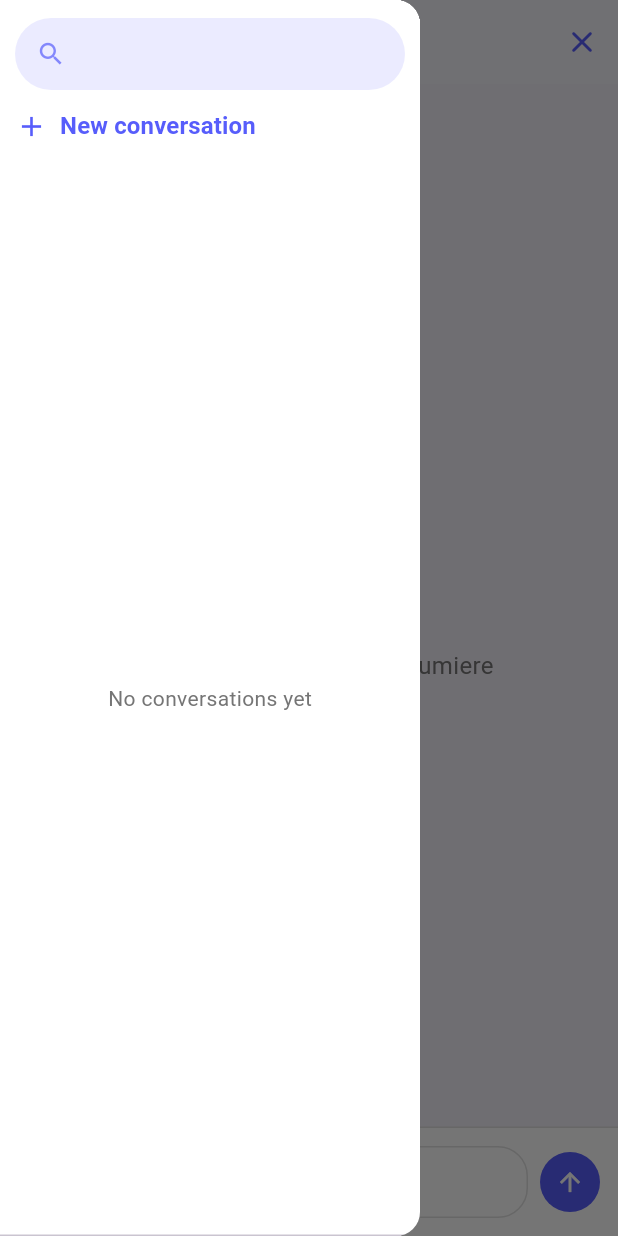
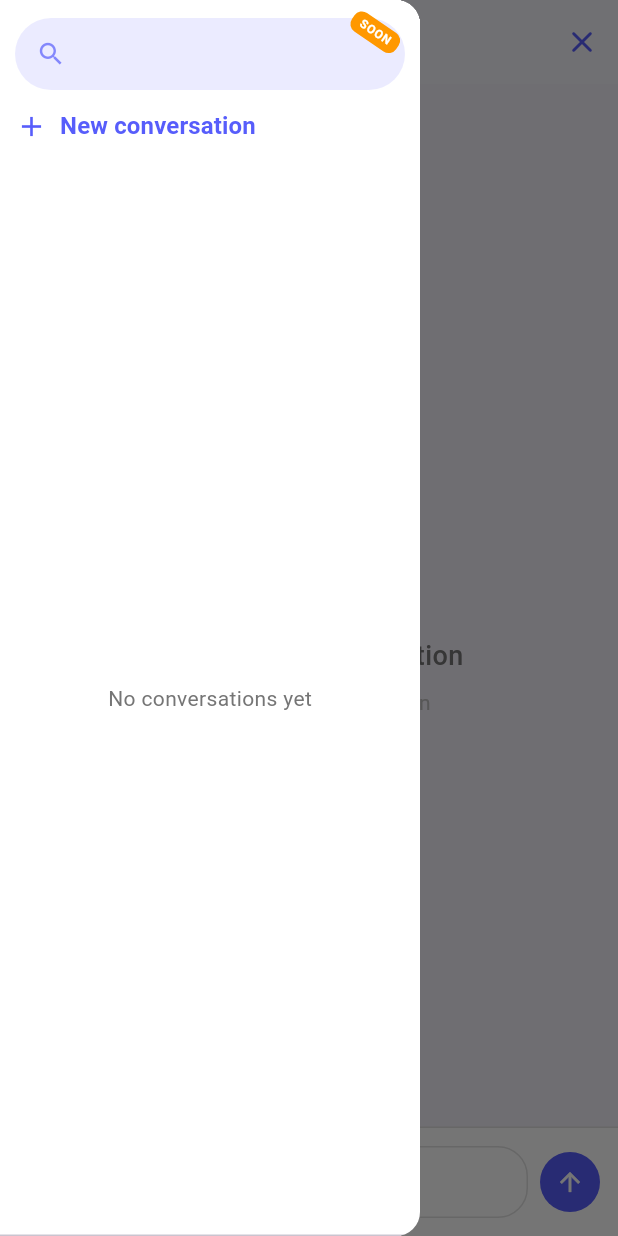
Before and after one commit to tttduong/flutter_reminder, a Flutter app: the ChatPage screen opened directly, in the side drawer, after a tap on the "add" icon, on a phone screen of 412 x 824 dp. Run offline on Flutter 3.47's test engine with Material 3 defaults, Android fonts, the phone set to English and light mode, and no system bars; our stand-ins replace cookie_jar, dash_chat_2, dio, dio_cookie_manager, firebase_core, firebase_messaging and 9 more; accounts and stored records are empty; network calls fail.

Commit message:
update chat

```diff
--- a/client/lib/controller/conversation_controller.dart
+++ b/client/lib/controller/conversation_controller.dart
@@ -8,6 +8,7 @@ class ConversationController extends GetxController {
 
   var currentConversationId = Rxn<String>(); // Nullable String
   var isNewConversation = true.obs;
+  var isDraftMode = true.obs;
   Future<void> fetchConversations() async {
     try {
       isLoading.value = true;
@@ -28,9 +29,13 @@ class ConversationController extends GetxController {
   }
 
   // ✅ Helper method để reset về new conversation
+  // void resetToNewConversation() {
+  //   currentConversationId.value = null;
+  //   isNewConversation.value = true;
+  //   print("🆕 Reset to new conversation");
+  // }
   void resetToNewConversation() {
     currentConversationId.value = null;
-    isNewConversation.value = true;
-    print("🆕 Reset to new conversation");
+    isDraftMode.value = true;
   }
 }
--- a/client/lib/ui/screens/chat.dart
+++ b/client/lib/ui/screens/chat.dart
@@ -8,50 +8,195 @@ import 'package:flutter_to_do_app/ui/widgets/chat_message_list.dart';
 import 'package:flutter_to_do_app/ui/widgets/mode_selector_bottom_sheet.dart';
 import 'package:get/get.dart';
 
-class ChatPage extends StatelessWidget {
+// class ChatPage extends StatelessWidget {
+//   final String? conversationId;
+
+//   const ChatPage({super.key, this.conversationId});
+
+//   @override
+//   Widget build(BuildContext context) {
+//     // ✅ Put ConversationController trước
+//     Get.put(ConversationController());
+//     // ✅ Initialize controller
+//     final controller = Get.put(ChatPageController());
+
+//     // ✅ Load messages nếu có conversationId
+//     if (conversationId != null) {
+//       controller.convController.setConversation(conversationId!, false);
+//       controller.loadMessages();
+//     }
+
+//     return Scaffold(
+//       appBar: _buildAppBar(controller),
+//       drawer: ChatDrawer(controller: controller),
+//       body: Column(
+//         children: [
+//           // Messages
+//           Expanded(
+//             child: Obx(() => ChatMessageList(
+//                   messages: controller.messages,
+//                   isLoading: controller.isLoading.value,
+//                   currentUser: controller.currentUser,
+//                   gptUser: controller.gptChatUser,
+//                 )),
+//           ),
+
+//           // Input field
+//           ChatInputField(
+//             onSend: controller.sendMessage,
+//             onModeSelect: () => _showModeSelector(context, controller),
+//           ),
+//         ],
+//       ),
+//     );
+//   }
+
+//   PreferredSizeWidget _buildAppBar(ChatPageController controller) {
+//     return AppBar(
+//       leading: Builder(
+//         builder: (context) => IconButton(
+//           icon: const Icon(Icons.menu, color: AppColors.primary),
+//           onPressed: () => Scaffold.of(context).openDrawer(),
+//         ),
+//       ),
+//       backgroundColor: AppColors.background,
+//       title: Obx(() => Text(
+//             controller.isNewConversation ? "New Chat" : "Lumiere",
+//             style: const TextStyle(
+//               color: AppColors.primary,
+//               fontWeight: FontWeight.w600,
+//             ),
+//           )),
+//       actions: [
+//         IconButton(
+//           icon: const Icon(Icons.close_rounded, color: AppColors.primary),
+//           onPressed: () => Get.back(),
+//         ),
+//       ],
+//     );
+//   }
+
+//   void _showModeSelector(BuildContext context, ChatPageController controller) {
+//     showModalBottomSheet(
+//       context: context,
+//       backgroundColor: Colors.white,
+//       isScrollControlled: true,
+//       shape: const RoundedRectangleBorder(
+//         borderRadius: BorderRadius.vertical(top: Radius.circular(16)),
+//       ),
+//       builder: (_) => ModeSelectorBottomSheet(controller: controller),
+//     );
+//   }
+// }
+
+class ChatPage extends StatefulWidget {
   final String? conversationId;
 
   const ChatPage({super.key, this.conversationId});
 
   @override
+  State<ChatPage> createState() => _ChatPageState();
+}
+
+class _ChatPageState extends State<ChatPage> {
+  late ChatPageController controller;
+
+  @override
+  void initState() {
+    super.initState();
+
+    // ✅ Initialize controllers
+    Get.put(ConversationController());
+    controller = Get.put(ChatPageController());
+
+    // ✅ Setup sau khi build xong
+    WidgetsBinding.instance.addPostFrameCallback((_) {
+      _setupInitialState();
+    });
+  }
+
+  void _setupInitialState() {
+    if (widget.conversationId != null) {
+      // 1️⃣ Có conversationId → load conversation thật
+      controller.convController.setConversation(widget.conversationId!, false);
+      controller.loadMessages();
+    } else {
+      // 2️⃣ Không có conversationId → draft mode
+      controller.convController.resetToNewConversation();
+      controller.messages.clear();
+      controller.isLoading.value = false;
+    }
+  }
+
+  @override
   Widget build(BuildContext context) {
-    // ✅ Put ConversationController trước
-    Get.put(ConversationController());
-    // ✅ Initialize controller
-    final controller = Get.put(ChatPageController());
-
-    // ✅ Load messages nếu có conversationId
-    if (conversationId != null) {
-      controller.convController.setConversation(conversationId!, false);
-      controller.loadMessages();
-    }
-
     return Scaffold(
-      appBar: _buildAppBar(controller),
+      appBar: _buildAppBar(),
       drawer: ChatDrawer(controller: controller),
       body: Column(
         children: [
           // Messages
           Expanded(
-            child: Obx(() => ChatMessageList(
-                  messages: controller.messages,
-                  isLoading: controller.isLoading.value,
-                  currentUser: controller.currentUser,
-                  gptUser: controller.gptChatUser,
-                )),
+            child: Obx(() {
+              // ✅ Hiển thị empty state khi draft mode
+              if (controller.convController.isDraftMode.value &&
+                  controller.messages.isEmpty) {
+                return _buildEmptyState();
+              }
+
+              return ChatMessageList(
+                messages: controller.messages,
+                isLoading: controller.isLoading.value,
+                currentUser: controller.currentUser,
+                gptUser: controller.gptChatUser,
+              );
+            }),
           ),
 
           // Input field
           ChatInputField(
             onSend: controller.sendMessage,
-            onModeSelect: () => _showModeSelector(context, controller),
+            onModeSelect: () => _showModeSelector(context),
           ),
         ],
       ),
     );
   }
 
-  PreferredSizeWidget _buildAppBar(ChatPageController controller) {
+  // ✅ Empty state widget cho draft mode
+  Widget _buildEmptyState() {
+    return Center(
+      child: Column(
+        mainAxisAlignment: MainAxisAlignment.center,
+        children: [
+          Icon(
+            Icons.chat_bubble_outline,
+            size: 80,
+            color: AppColors.primary.withOpacity(0.3),
+          ),
+          const SizedBox(height: 16),
+          Text(
+            'Start a new conversation',
+            style: TextStyle(
+              fontSize: 18,
+              color: Colors.grey[600],
+              fontWeight: FontWeight.w500,
+            ),
+          ),
+          const SizedBox(height: 8),
+          Text(
+            'Send a message to begin',
+            style: TextStyle(
+              fontSize: 14,
+              color: Colors.grey[400],
+            ),
+          ),
+        ],
+      ),
+    );
+  }
+
+  PreferredSizeWidget _buildAppBar() {
     return AppBar(
       leading: Builder(
         builder: (context) => IconButton(
@@ -61,7 +206,9 @@ class ChatPage extends StatelessWidget {
       ),
       backgroundColor: AppColors.background,
       title: Obx(() => Text(
-            controller.isNewConversation ? "New Chat" : "Lumiere",
+            controller.convController.isDraftMode.value
+                ? "New Chat" // ✅ Draft mode
+                : "Lumiere", // ✅ Conversation mode
             style: const TextStyle(
               color: AppColors.primary,
               fontWeight: FontWeight.w600,
@@ -76,7 +223,7 @@ class ChatPage extends StatelessWidget {
     );
   }
 
-  void _showModeSelector(BuildContext context, ChatPageController controller) {
+  void _showModeSelector(BuildContext context) {
     showModalBottomSheet(
       context: context,
       backgroundColor: Colors.white,
--- a/client/lib/ui/widgets/chat_drawer.dart
+++ b/client/lib/ui/widgets/chat_drawer.dart
@@ -4,10 +4,22 @@ import 'package:flutter_to_do_app/consts.dart';
 import 'package:flutter_to_do_app/controller/chat_controller.dart';
 import 'package:get/get.dart';
 
-class ChatDrawer extends StatelessWidget {
+class ChatDrawer extends StatefulWidget {
   final ChatPageController controller;
 
   const ChatDrawer({super.key, required this.controller});
+
+  @override
+  State<ChatDrawer> createState() => _ChatDrawerState();
+}
+
+class _ChatDrawerState extends State<ChatDrawer> {
+  @override
+  void initState() {
+    super.initState();
+    // ✅ Load conversations khi drawer được khởi tạo
+    widget.controller.convController.fetchConversations();
+  }
 
   @override
   Widget build(BuildContext context) {
@@ -33,7 +45,9 @@ class ChatDrawer extends StatelessWidget {
       padding: const EdgeInsets.fromLTRB(10, 12, 10, 0),
       child: Column(
         children: [
-          // Search field
+          // Search field with SOON badge
+          Stack(
+            children: [
               TextField(
                 decoration: InputDecoration(
                   hintStyle: TextStyle(
@@ -60,6 +74,33 @@ class ChatDrawer extends StatelessWidget {
                   color: AppColors.primary,
                   fontSize: 14,
                 ),
+                enabled: false, // Disable vì chưa có chức năng
+              ),
+              Positioned(
+                top: 2,
+                right: 2,
+                child: Transform.rotate(
+                  angle: 0.6,
+                  child: Container(
+                    padding:
+                        const EdgeInsets.symmetric(horizontal: 6, vertical: 2),
+                    decoration: BoxDecoration(
+                      color: Colors.orange,
+                      borderRadius: BorderRadius.circular(6),
+                    ),
+                    child: const Text(
+                      'SOON',
+                      style: TextStyle(
+                        fontSize: 8,
+                        fontWeight: FontWeight.bold,
+                        color: Colors.white,
+                        letterSpacing: 0.5,
+                      ),
+                    ),
+                  ),
+                ),
+              ),
+            ],
           ),
 
           // New conversation button
@@ -67,7 +108,7 @@ class ChatDrawer extends StatelessWidget {
             width: double.infinity,
             child: TextButton.icon(
               onPressed: () {
-                controller.startNewConversation();
+                widget.controller.startNewConversation();
                 Navigator.pop(context); // Close drawer
               },
               icon: const Icon(
@@ -97,13 +138,13 @@ class ChatDrawer extends StatelessWidget {
 
   Widget _buildConversationList() {
     return Obx(() {
-      if (controller.convController.isLoading.value) {
+      if (widget.controller.convController.isLoading.value) {
         return const Center(
           child: CircularProgressIndicator(),
         );
       }
 
-      final conversations = controller.conversations;
+      final conversations = widget.controller.conversations;
 
       if (conversations.isEmpty) {
         return Center(
@@ -122,7 +163,8 @@ class ChatDrawer extends StatelessWidget {
         itemCount: conversations.length,
         itemBuilder: (context, index) {
           final convo = conversations[index];
-          final isSelected = convo.id.toString() == controller.conversationId;
+          final isSelected =
+              convo.id.toString() == widget.controller.conversationId;
 
           return ListTile(
             contentPadding: const EdgeInsets.symmetric(
@@ -155,7 +197,7 @@ class ChatDrawer extends StatelessWidget {
                 : null,
             onTap: () async {
               Navigator.pop(context); // Close drawer
-              await controller.switchConversation(convo.id);
+              await widget.controller.switchConversation(convo.id);
             },
           );
         },
--- a/client/lib/ui/widgets/chat_floating_button.dart
+++ b/client/lib/ui/widgets/chat_floating_button.dart
@@ -30,7 +30,7 @@ class ChatFloatingButton extends StatelessWidget {
                   context,
                   MaterialPageRoute(
                       builder: (_) => const ChatPage(
-                            conversationId: "5",
+                            conversationId: null,
                           )),
                 );
               },
```
Also changed, not shown: client/lib/controller/chat_controller.dart (+79 -72 lines), 1 other file. Lines whose indentation alone changed are shown as unchanged.
